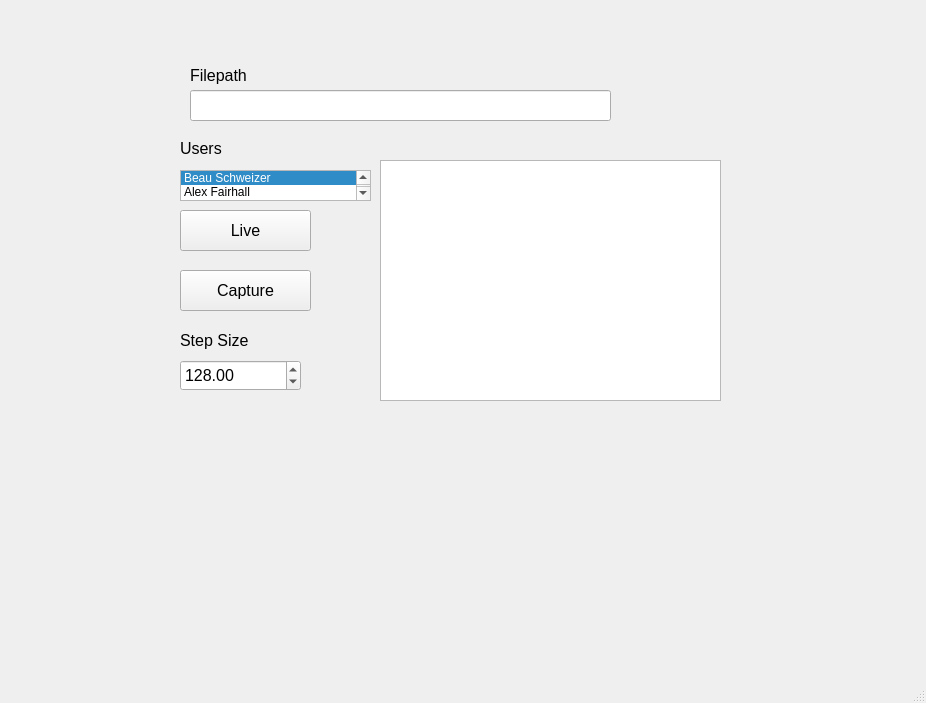
Before: the Qt Designer form FiberCharacterization/FiberCharacterization.ui in BrandonMehlenbacher/Hardware, drawn with Qt 5.
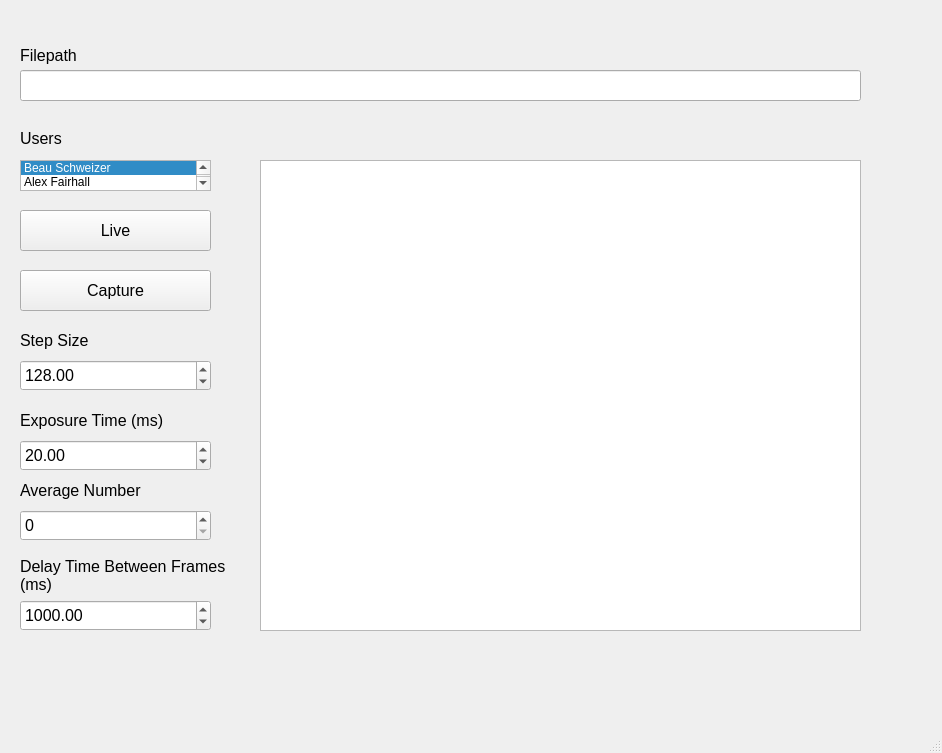
After: the same form once the commit is applied.

```diff
--- a/FiberCharacterization/FiberCharacterization.ui
+++ b/FiberCharacterization/FiberCharacterization.ui
@@ -6,8 +6,8 @@
    <rect>
     <x>0</x>
     <y>0</y>
-    <width>926</width>
-    <height>703</height>
+    <width>942</width>
+    <height>753</height>
    </rect>
   </property>
   <property name="windowTitle">
@@ -17,9 +17,9 @@
    <widget class="QPushButton" name="capture">
     <property name="geometry">
      <rect>
-      <x>180</x>
+      <x>20</x>
       <y>270</y>
-      <width>131</width>
+      <width>191</width>
       <height>41</height>
      </rect>
     </property>
@@ -35,9 +35,9 @@
    <widget class="QDoubleSpinBox" name="stepSize">
     <property name="geometry">
      <rect>
-      <x>180</x>
+      <x>20</x>
       <y>360</y>
-      <width>121</width>
+      <width>191</width>
       <height>31</height>
      </rect>
     </property>
@@ -56,7 +56,7 @@
    <widget class="QLabel" name="labelStepSize">
     <property name="geometry">
      <rect>
-      <x>180</x>
+      <x>20</x>
       <y>330</y>
       <width>111</width>
       <height>21</height>
@@ -74,19 +74,19 @@
    <widget class="QGraphicsView" name="graphicsView">
     <property name="geometry">
      <rect>
-      <x>380</x>
+      <x>260</x>
       <y>160</y>
-      <width>341</width>
-      <height>241</height>
+      <width>601</width>
+      <height>471</height>
      </rect>
     </property>
    </widget>
    <widget class="QLineEdit" name="lineEdit">
     <property name="geometry">
      <rect>
-      <x>190</x>
-      <y>90</y>
-      <width>421</width>
+      <x>20</x>
+      <y>70</y>
+      <width>841</width>
       <height>31</height>
      </rect>
     </property>
@@ -94,8 +94,8 @@
    <widget class="QLabel" name="labelFilepath">
     <property name="geometry">
      <rect>
-      <x>190</x>
-      <y>60</y>
+      <x>20</x>
+      <y>40</y>
       <width>121</width>
       <height>31</height>
      </rect>
@@ -112,8 +112,8 @@
    <widget class="QListWidget" name="users">
     <property name="geometry">
      <rect>
-      <x>180</x>
-      <y>170</y>
+      <x>20</x>
+      <y>160</y>
       <width>191</width>
       <height>31</height>
      </rect>
@@ -150,8 +150,8 @@
    <widget class="QLabel" name="labelUsers">
     <property name="geometry">
      <rect>
-      <x>180</x>
-      <y>140</y>
+      <x>20</x>
+      <y>130</y>
       <width>55</width>
       <height>16</height>
      </rect>
@@ -168,9 +168,9 @@
    <widget class="QPushButton" name="capture_2">
     <property name="geometry">
      <rect>
-      <x>180</x>
+      <x>20</x>
       <y>210</y>
-      <width>131</width>
+      <width>191</width>
       <height>41</height>
      </rect>
     </property>
@@ -183,6 +183,117 @@
      <string>Live</string>
     </property>
    </widget>
+   <widget class="QLabel" name="labelExposure">
+    <property name="geometry">
+     <rect>
+      <x>20</x>
+      <y>400</y>
+      <width>211</width>
+      <height>41</height>
+     </rect>
+    </property>
+    <property name="font">
+     <font>
+      <pointsize>12</pointsize>
+     </font>
+    </property>
+    <property name="text">
+     <string>Exposure Time (ms)</string>
+    </property>
+   </widget>
+   <widget class="QDoubleSpinBox" name="exposureTime">
+    <property name="geometry">
+     <rect>
+      <x>20</x>
+      <y>440</y>
+      <width>191</width>
+      <height>31</height>
+     </rect>
+    </property>
+    <property name="font">
+     <font>
+      <pointsize>12</pointsize>
+     </font>
+    </property>
+    <property name="value">
+     <double>20.000000000000000</double>
+    </property>
+   </widget>
+   <widget class="QLabel" name="lableAverageNumber">
+    <property name="geometry">
+     <rect>
+      <x>20</x>
+      <y>480</y>
+      <width>181</width>
+      <height>21</height>
+     </rect>
+    </property>
+    <property name="font">
+     <font>
+      <pointsize>12</pointsize>
+     </font>
+    </property>
+    <property name="text">
+     <string>Average Number</string>
+    </property>
+   </widget>
+   <widget class="QLabel" name="labelDelayTime">
+    <property name="geometry">
+     <rect>
+      <x>20</x>
+      <y>550</y>
+      <width>231</width>
+      <height>51</height>
+     </rect>
+    </property>
+    <property name="font">
+     <font>
+      <pointsize>12</pointsize>
+     </font>
+    </property>
+    <property name="text">
+     <string>Delay Time Between Frames (ms)</string>
+    </property>
+    <property name="wordWrap">
+     <bool>true</bool>
+    </property>
+   </widget>
+   <widget class="QDoubleSpinBox" name="delayTime">
+    <property name="geometry">
+     <rect>
+      <x>20</x>
+      <y>600</y>
+      <width>191</width>
+      <height>31</height>
+     </rect>
+    </property>
+    <property name="font">
+     <font>
+      <pointsize>12</pointsize>
+     </font>
+    </property>
+    <property name="maximum">
+     <double>10000.000000000000000</double>
+    </property>
+    <property name="value">
+     <double>1000.000000000000000</double>
+    </property>
+   </widget>
+   <widget class="QSpinBox" name="averageNumber">
+    <property name="geometry">
+     <rect>
+      <x>20</x>
+      <y>510</y>
+      <width>191</width>
+      <height>31</height>
+     </rect>
+    </property>
+    <property name="font">
+     <font>
+      <pointsize>12</pointsize>
+     </font>
+    </property>
+   </widget>
   </widget>
   <widget class="QMenuBar" name="menubar">
    <property name="geometry">
```
Left out of the diff: 12 changed lines with no effect on the pictures.
